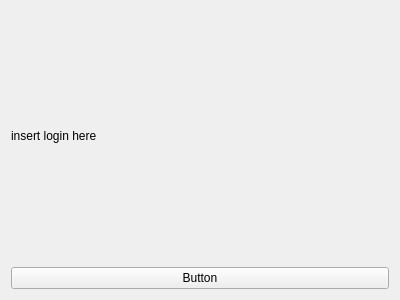
First picture: the form in QtGUI/login.ui, repository Leonnello/aviary-app, before the edit.
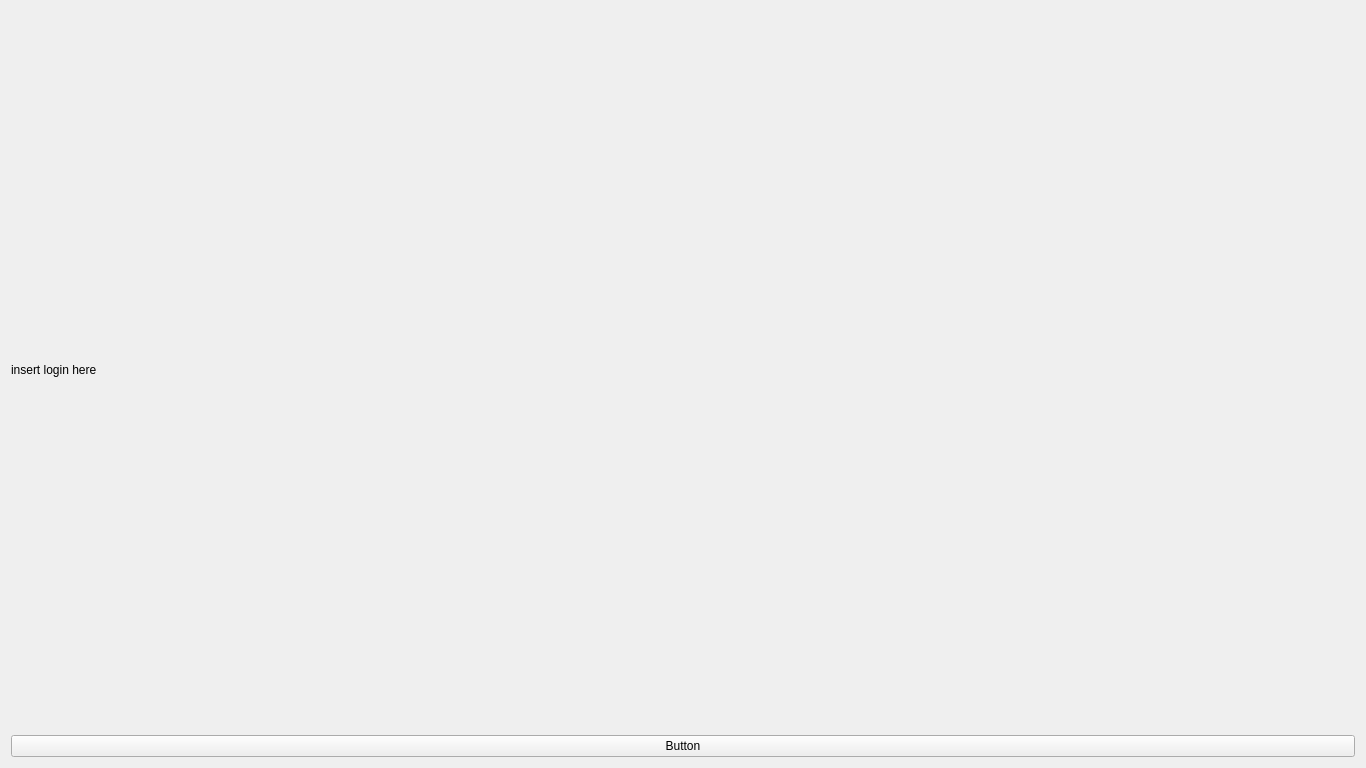
Second picture: the form after the edit.

Commit message:
Application tab ui done, Incomplete Navbar
Updates:
- Done GUI for application tab, you can use it for reference for other tabs.
- Incomplete navbar, issue importing images for the buttons and bg-image

```diff
--- a/QtGUI/login.ui
+++ b/QtGUI/login.ui
@@ -6,8 +6,8 @@
    <rect>
     <x>0</x>
     <y>0</y>
-    <width>400</width>
-    <height>300</height>
+    <width>1366</width>
+    <height>768</height>
    </rect>
   </property>
   <property name="windowTitle">
```
The commit also changes 4 other files.
